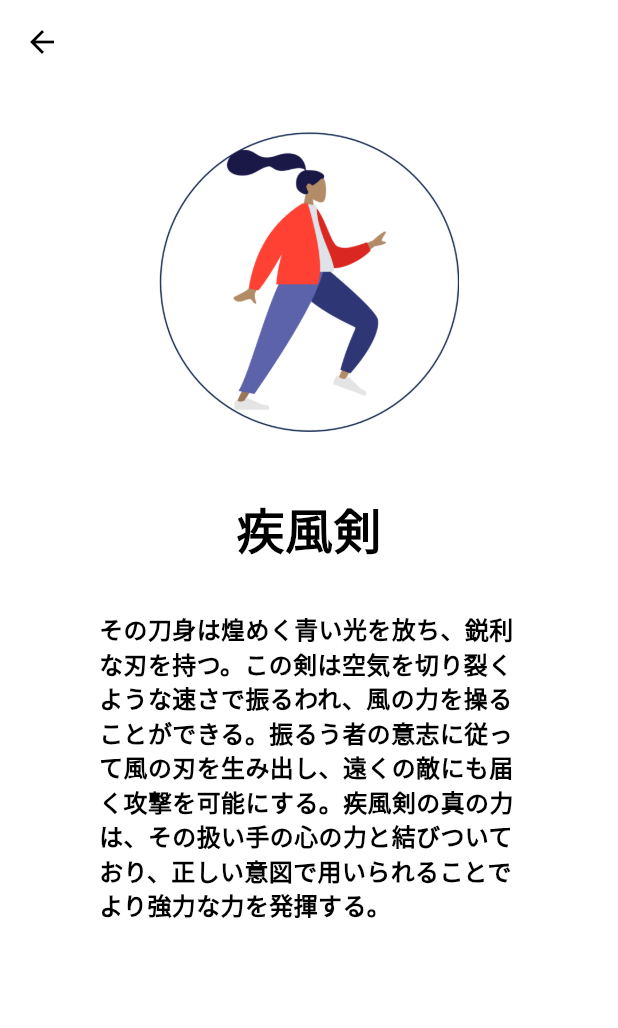
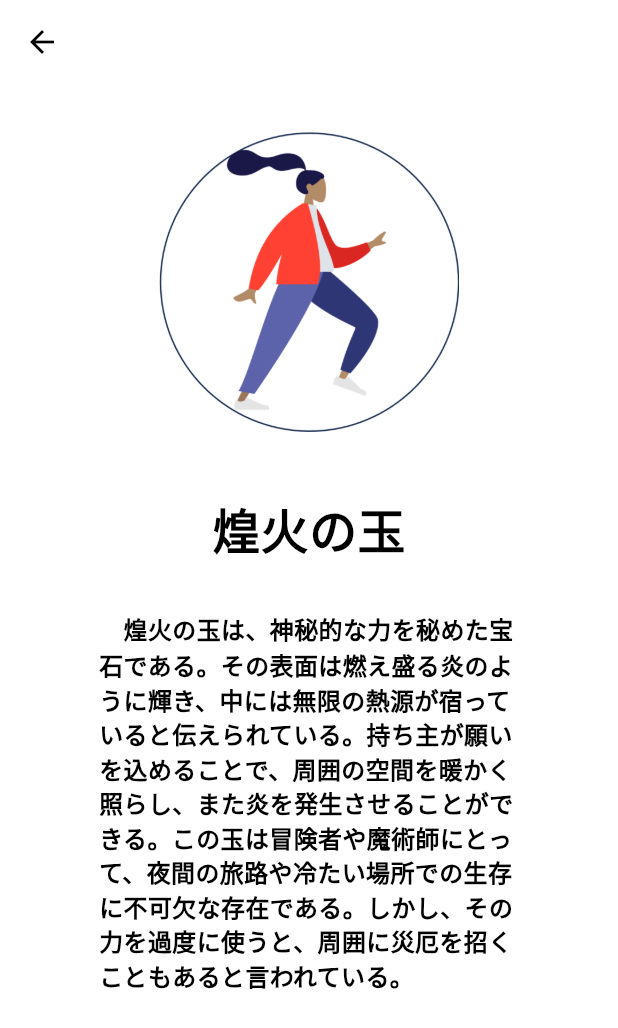
Before and after one commit to Itsuki54/arco-dev, a Flutter app: the ItemsPage screen opened directly, after a tap on the "category" icon, on a phone screen of 412 x 824 dp. Shown: the top 1028 px of the screen. Run offline on Flutter 3.47's test engine with Material 3 defaults, Android fonts, the phone set to English and light mode, and no system bars; our stand-ins replace firebase_core, flutter_svg; accounts and stored records are empty.

Commit message:
fix: sample item description

```diff
--- a/lib/src/pages/backpack/items.dart
+++ b/lib/src/pages/backpack/items.dart
@@ -39,9 +39,9 @@ class _ToolPage extends State<ItemsPage> {
                   onPressed: () {
                     Navigator.of(context).push(MaterialPageRoute(
                         builder: (context) => const ItemInfo(
-                              name: "疾風剣",
+                              name: "煌火の玉",
                               description:
-                                  "その刀身は煌めく青い光を放ち、鋭利な刃を持つ。この剣は空気を切り裂くような速さで振るわれ、風の力を操ることができる。振るう者の意志に従って風の刃を生み出し、遠くの敵にも届く攻撃を可能にする。疾風剣の真の力は、その扱い手の心の力と結びついており、正しい意図で用いられることでより強力な力を発揮する。",
+                                  "　煌火の玉は、神秘的な力を秘めた宝石である。その表面は燃え盛る炎のように輝き、中には無限の熱源が宿っていると伝えられている。持ち主が願いを込めることで、周囲の空間を暖かく照らし、また炎を発生させることができる。この玉は冒険者や魔術師にとって、夜間の旅路や冷たい場所での生存に不可欠な存在である。しかし、その力を過度に使うと、周囲に災厄を招くこともあると言われている。",
                             )));
                   },
                 ),
```
